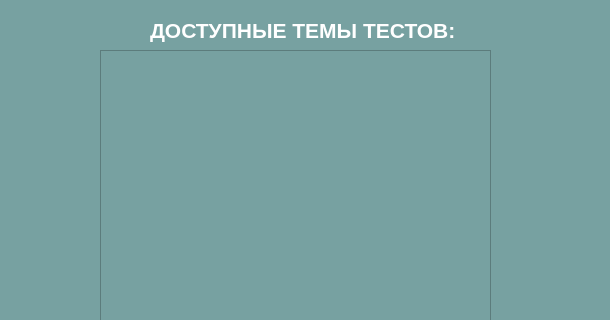
This is profs.ui in xiaoticc/maths_project as Qt 5 draws it before an edit; both pictures show x 0 to 610 and y 0 to 320 of the 610 by 600 pixel window. The edited form follows.
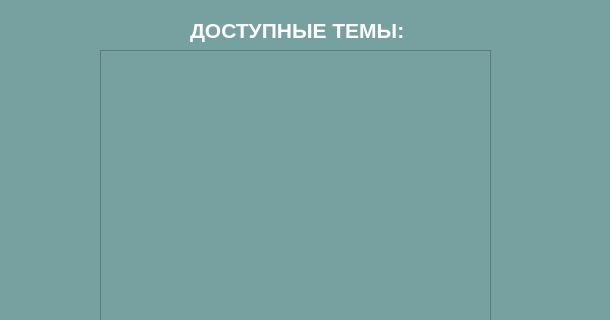
This is the edited form.

Diff of the .ui file:
```diff
--- a/profs.ui
+++ b/profs.ui
@@ -38,9 +38,9 @@
    <widget class="QLabel" name="label">
     <property name="geometry">
      <rect>
-      <x>150</x>
+      <x>190</x>
       <y>0</y>
-      <width>361</width>
+      <width>221</width>
       <height>61</height>
      </rect>
     </property>
@@ -55,7 +55,7 @@
      <string notr="true">color: rgb(255, 255, 255);</string>
     </property>
     <property name="text">
-     <string>ДОСТУПНЫЕ ТЕМЫ ТЕСТОВ:</string>
+     <string>ДОСТУПНЫЕ ТЕМЫ:</string>
     </property>
    </widget>
    <widget class="QPushButton" name="btn_mainp">
```
